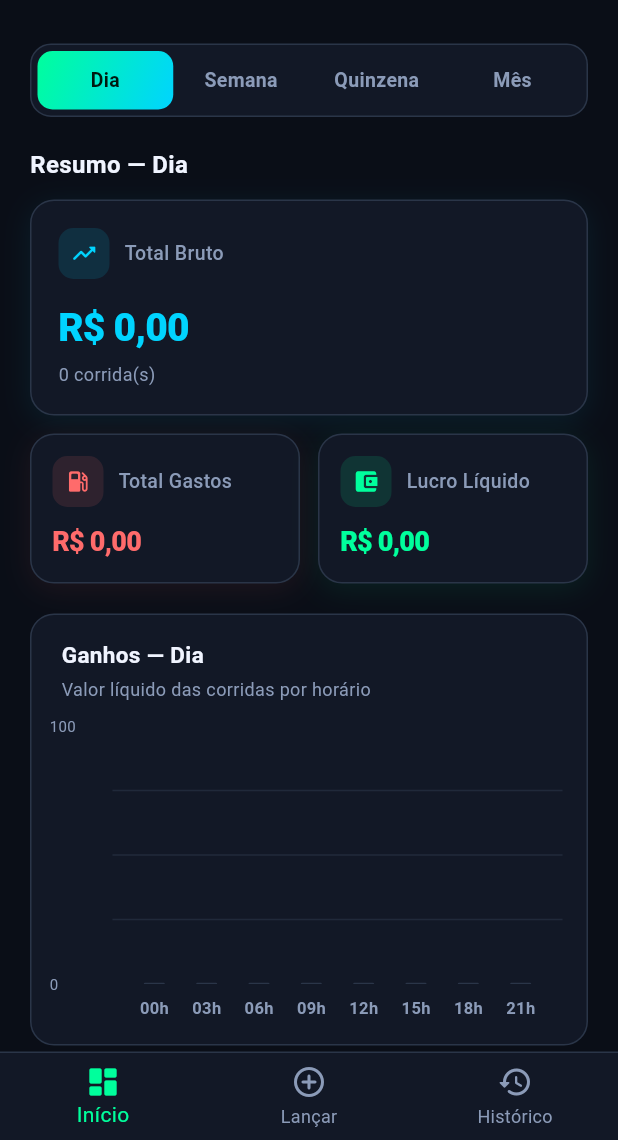
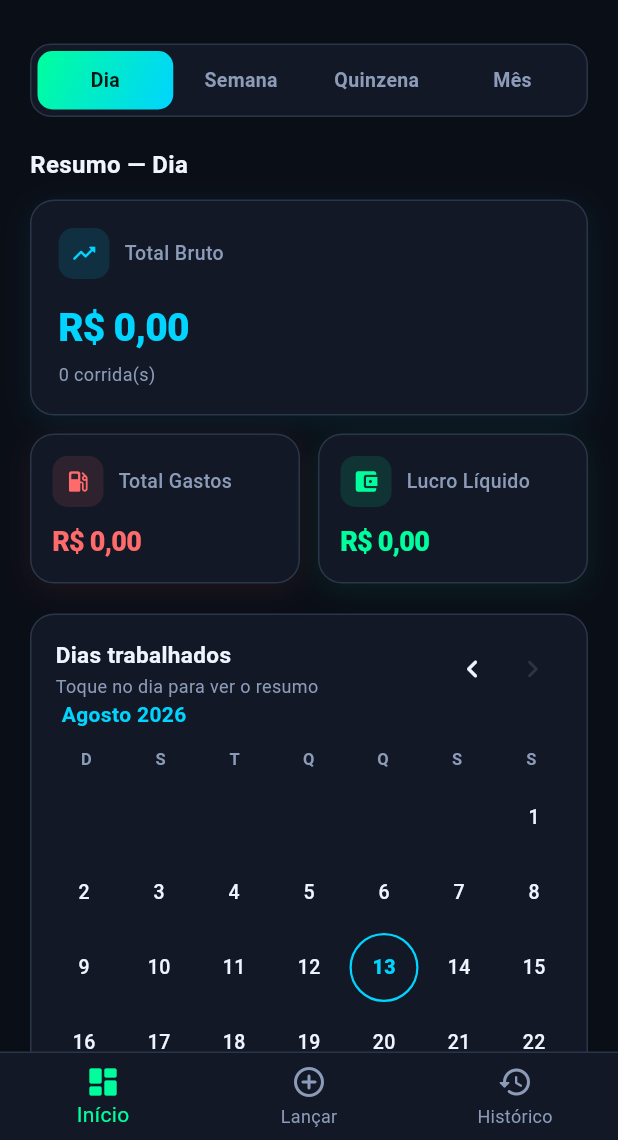
Before and after one commit to Werisu/GiroPix, a Flutter app: the screen it shows once a user with an empty profile is signed in, on a phone screen of 412 x 824 dp, the part 96-1236 px from its top. Run offline on Flutter 3.47's test engine with Material 3 defaults, Android fonts, the phone set to English and light mode, and no system bars; drawn by our look-alikes of fl_chart; our stand-ins replace audioplayers, file_picker, firebase_auth, firebase_core, google_sign_in, hive and 2 more; accounts and stored records are empty.

Commit message:
Add WorkedDaysCalendar widget and date helper functions
- Introduced `WorkedDaysCalendar` widget to display worked days in a calendar format on the dashboard.
- Added `inicioDoMes` and `intervaloMes` functions to assist with date calculations for the calendar.
- Implemented `offsetCalendarioDomingo` to align the first day of the month in the calendar grid.
- Updated `FinanceProvider` to include methods for retrieving worked days and summaries for specific days.
- Enhanced `DashboardScreen` to incorporate the new calendar widget for better user experience.

```diff
--- a/lib/core/utils/date_helpers.dart
+++ b/lib/core/utils/date_helpers.dart
@@ -60,6 +60,18 @@ List<DateTime> ultimosDias(int dias, {DateTime? ref}) {
 
 DateTime inicioDoDia(DateTime d) => DateTime(d.year, d.month, d.day);
 
+DateTime inicioDoMes(DateTime d) => DateTime(d.year, d.month, 1);
+
+/// Intervalo [inicio, fim) do mês civil de [mes].
+({DateTime inicio, DateTime fim}) intervaloMes(DateTime mes) {
+  final inicio = inicioDoMes(mes);
+  return (inicio: inicio, fim: DateTime(mes.year, mes.month + 1, 1));
+}
+
+/// Quantos dias vazios antes do dia 1 em uma grade que começa no domingo.
+int offsetCalendarioDomingo(DateTime primeiroDiaDoMes) =>
+    primeiroDiaDoMes.weekday % 7;
+
 /// Dias em [inicio, fim), do mais antigo ao mais recente.
 List<DateTime> diasNoIntervalo(DateTime inicio, DateTime fim) {
   final start = inicioDoDia(inicio);
--- a/lib/features/dashboard/dashboard_screen.dart
+++ b/lib/features/dashboard/dashboard_screen.dart
@@ -9,6 +9,7 @@ import '../backup/backup_screen.dart';
 import 'widgets/earnings_chart.dart';
 import 'widgets/period_filter.dart';
 import 'widgets/summary_cards.dart';
+import 'widgets/worked_days_calendar.dart';
 
 class DashboardScreen extends StatelessWidget {
   const DashboardScreen({super.key});
@@ -113,6 +114,8 @@ class DashboardScreen extends StatelessWidget {
                       const SizedBox(height: 12),
                       SummaryCards(resumo: resumo),
                       const SizedBox(height: 20),
+                      const WorkedDaysCalendar(),
+                      const SizedBox(height: 20),
                       EarningsChart(data: chartData, periodo: finance.periodo),
                       const SizedBox(height: 24),
                     ],
--- /dev/null
+++ b/lib/features/dashboard/widgets/worked_days_calendar.dart
@@ -0,0 +1,480 @@
+import 'package:flutter/material.dart';
+import 'package:intl/intl.dart';
+import 'package:provider/provider.dart';
+
+import '../../../core/theme/app_theme.dart';
+import '../../../core/utils/currency_formatter.dart';
+import '../../../core/utils/date_helpers.dart';
+import '../../../data/models/corrida.dart';
+import '../../../data/models/gasto.dart';
+import '../../../data/models/resumo_financeiro.dart';
+import '../../../providers/finance_provider.dart';
+
+const _weekdays = ['D', 'S', 'T', 'Q', 'Q', 'S', 'S'];
+
+class WorkedDaysCalendar extends StatefulWidget {
+  const WorkedDaysCalendar({super.key});
+
+  @override
+  State<WorkedDaysCalendar> createState() => _WorkedDaysCalendarState();
+}
+
+class _WorkedDaysCalendarState extends State<WorkedDaysCalendar> {
+  late DateTime _mes;
+
+  @override
+  void initState() {
+    super.initState();
+    final now = DateTime.now();
+    _mes = DateTime(now.year, now.month);
+  }
+
+  bool get _podeAvancar {
+    final agora = DateTime.now();
+    return _mes.year < agora.year ||
+        (_mes.year == agora.year && _mes.month < agora.month);
+  }
+
+  void _mesAnterior() {
+    setState(() => _mes = DateTime(_mes.year, _mes.month - 1));
+  }
+
+  void _mesSeguinte() {
+    if (!_podeAvancar) return;
+    setState(() => _mes = DateTime(_mes.year, _mes.month + 1));
+  }
+
+  String get _tituloMes {
+    final raw = DateFormat('MMMM yyyy', 'pt_BR').format(_mes);
+    return '${raw[0].toUpperCase()}${raw.substring(1)}';
+  }
+
+  @override
+  Widget build(BuildContext context) {
+    final finance = context.watch<FinanceProvider>();
+    final trabalhados = finance.diasTrabalhadosNoMes(_mes);
+    final hoje = inicioDoDia(DateTime.now());
+    final primeiro = inicioDoMes(_mes);
+    final diasNoMes = DateTime(_mes.year, _mes.month + 1, 0).day;
+    final leading = offsetCalendarioDomingo(primeiro);
+    final totalCelulas = ((leading + diasNoMes + 6) ~/ 7) * 7;
+
+    return Container(
+      width: double.infinity,
+      padding: const EdgeInsets.fromLTRB(12, 16, 12, 14),
+      decoration: BoxDecoration(
+        color: AppColors.surface,
+        borderRadius: BorderRadius.circular(16),
+        border: Border.all(color: AppColors.border),
+      ),
+      child: Column(
+        crossAxisAlignment: CrossAxisAlignment.start,
+        children: [
+          Padding(
+            padding: const EdgeInsets.symmetric(horizontal: 4),
+            child: Row(
+              children: [
+                const Expanded(
+                  child: Column(
+                    crossAxisAlignment: CrossAxisAlignment.start,
+                    children: [
+                      Text(
+                        'Dias trabalhados',
+                        style: TextStyle(
+                          color: AppColors.textPrimary,
+                          fontSize: 15,
+                          fontWeight: FontWeight.w700,
+                        ),
+                      ),
+                      SizedBox(height: 2),
+                      Text(
+                        'Toque no dia para ver o resumo',
+                        style: TextStyle(
+                          color: AppColors.textSecondary,
+                          fontSize: 12,
+                        ),
+                      ),
+                    ],
+                  ),
+                ),
+                IconButton(
+                  tooltip: 'Mês anterior',
+                  onPressed: _mesAnterior,
+                  visualDensity: VisualDensity.compact,
+                  icon: const Icon(
+                    Icons.chevron_left_rounded,
+                    color: AppColors.textPrimary,
+                  ),
+                ),
+                IconButton(
+                  tooltip: 'Próximo mês',
+                  onPressed: _podeAvancar ? _mesSeguinte : null,
+                  visualDensity: VisualDensity.compact,
+                  icon: Icon(
+                    Icons.chevron_right_rounded,
+                    color: _podeAvancar
+                        ? AppColors.textPrimary
+                        : AppColors.border,
+                  ),
+                ),
+              ],
+            ),
+          ),
+          Padding(
+            padding: const EdgeInsets.fromLTRB(8, 0, 8, 12),
+            child: Text(
+              _tituloMes,
+              style: const TextStyle(
+                color: AppColors.neonBlue,
+                fontSize: 14,
+                fontWeight: FontWeight.w700,
+              ),
+            ),
+          ),
+          Row(
+            children: [
+              for (final label in _weekdays)
+                Expanded(
+                  child: Text(
+                    label,
+                    textAlign: TextAlign.center,
+                    style: const TextStyle(
+                      color: AppColors.textSecondary,
+                      fontSize: 11,
+                      fontWeight: FontWeight.w700,
+                    ),
+                  ),
+                ),
+            ],
+          ),
+          const SizedBox(height: 8),
+          GridView.builder(
+            shrinkWrap: true,
+            physics: const NeverScrollableScrollPhysics(),
+            itemCount: totalCelulas,
+            gridDelegate: const SliverGridDelegateWithFixedCrossAxisCount(
+              crossAxisCount: 7,
+              mainAxisSpacing: 4,
+              crossAxisSpacing: 4,
+            ),
+            itemBuilder: (context, index) {
+              final diaNum = index - leading + 1;
+              if (diaNum < 1 || diaNum > diasNoMes) {
+                return const SizedBox.shrink();
+              }
+              final data = DateTime(_mes.year, _mes.month, diaNum);
+              final trabalhou = trabalhados.contains(data);
+              final ehHoje = data == hoje;
+              return _DayCell(
+                day: diaNum,
+                worked: trabalhou,
+                isToday: ehHoje,
+                onTap: () => _abrirResumoDoDia(context, finance, data),
+              );
+            },
+          ),
+          const SizedBox(height: 12),
+          Padding(
+            padding: const EdgeInsets.symmetric(horizontal: 8),
+            child: Row(
+              children: [
+                Container(
+                  width: 10,
+                  height: 10,
+                  decoration: const BoxDecoration(
+                    color: AppColors.neonGreen,
+                    shape: BoxShape.circle,
+                  ),
+                ),
+                const SizedBox(width: 8),
+                Text(
+                  trabalhados.isEmpty
+                      ? 'Nenhum dia trabalhado neste mês'
+                      : '${trabalhados.length} dia${trabalhados.length == 1 ? '' : 's'} '
+                          'trabalhado${trabalhados.length == 1 ? '' : 's'} neste mês',
+                  style: const TextStyle(
+                    color: AppColors.textSecondary,
+                    fontSize: 12,
+                  ),
+                ),
+              ],
+            ),
+          ),
+        ],
+      ),
+    );
+  }
+
+  Future<void> _abrirResumoDoDia(
+    BuildContext context,
+    FinanceProvider finance,
+    DateTime dia,
+  ) {
+    final resumo = finance.resumoDoDia(dia);
+    final corridas = finance.corridasDoDia(dia);
+    final gastos = finance.gastosDoDia(dia);
+
+    return showModalBottomSheet<void>(
+      context: context,
+      backgroundColor: AppColors.surface,
+      isScrollControlled: true,
+      shape: const RoundedRectangleBorder(
+        borderRadius: BorderRadius.vertical(top: Radius.circular(20)),
+      ),
+      builder: (ctx) => _DaySummarySheet(
+        dia: dia,
+        resumo: resumo,
+        corridas: corridas,
+        gastos: gastos,
+      ),
+    );
+  }
+}
+
+class _DayCell extends StatelessWidget {
+  const _DayCell({
+    required this.day,
+    required this.worked,
+    required this.isToday,
+    required this.onTap,
+  });
+
+  final int day;
+  final bool worked;
+  final bool isToday;
+  final VoidCallback onTap;
+
+  @override
+  Widget build(BuildContext context) {
+    return Material(
+      color: Colors.transparent,
+      child: InkWell(
+        onTap: onTap,
+        customBorder: const CircleBorder(),
+        child: AnimatedContainer(
+          duration: const Duration(milliseconds: 180),
+          decoration: BoxDecoration(
+            shape: BoxShape.circle,
+            color: worked
+                ? AppColors.neonGreen.withValues(alpha: 0.18)
+                : Colors.transparent,
+            border: isToday
+                ? Border.all(color: AppColors.neonBlue, width: 1.5)
+                : worked
+                    ? Border.all(
+                        color: AppColors.neonGreen.withValues(alpha: 0.5),
+                      )
+                    : null,
+          ),
+          alignment: Alignment.center,
+          child: Text(
+            '$day',
+            style: TextStyle(
+              fontSize: 13,
+              fontWeight: worked || isToday
+                  ? FontWeight.w800
+                  : FontWeight.w500,
+              color: worked
+                  ? AppColors.neonGreen
+                  : isToday
+                      ? AppColors.neonBlue
+                      : AppColors.textPrimary,
+            ),
+          ),
+        ),
+      ),
+    );
+  }
+}
+
+class _DaySummarySheet extends StatelessWidget {
+  const _DaySummarySheet({
+    required this.dia,
+    required this.resumo,
+    required this.corridas,
+    required this.gastos,
+  });
+
+  final DateTime dia;
+  final ResumoFinanceiro resumo;
+  final List<Corrida> corridas;
+  final List<Gasto> gastos;
+
+  @override
+  Widget build(BuildContext context) {
+    final titulo = DateFormat("EEEE, d 'de' MMMM", 'pt_BR').format(dia);
+    final tituloCap = '${titulo[0].toUpperCase()}${titulo.substring(1)}';
+    final vazio = corridas.isEmpty && gastos.isEmpty;
+
+    return SafeArea(
+      child: SingleChildScrollView(
+        padding: const EdgeInsets.fromLTRB(20, 12, 20, 24),
+        child: Column(
+          mainAxisSize: MainAxisSize.min,
+          crossAxisAlignment: CrossAxisAlignment.start,
+          children: [
+            Center(
+              child: Container(
+                width: 40,
+                height: 4,
+                decoration: BoxDecoration(
+                  color: AppColors.border,
+                  borderRadius: BorderRadius.circular(4),
+                ),
+              ),
+            ),
+            const SizedBox(height: 16),
+            Text(
+              tituloCap,
+              style: const TextStyle(
+                fontSize: 18,
+                fontWeight: FontWeight.w800,
+                color: AppColors.textPrimary,
+              ),
+            ),
+            const SizedBox(height: 16),
+            if (vazio)
+              const Padding(
+                padding: EdgeInsets.only(bottom: 8),
+                child: Text(
+                  'Nenhuma corrida nem gasto neste dia.',
+                  style: TextStyle(color: AppColors.textSecondary),
+                ),
+              )
+            else ...[
+              Row(
+                children: [
+                  Expanded(
+                    child: _MiniStat(
+                      label: 'Corridas',
+                      value: '${resumo.quantidadeCorridas}',
+                      color: AppColors.neonBlue,
+                    ),
+                  ),
+                  const SizedBox(width: 10),
+                  Expanded(
+                    child: _MiniStat(
+                      label: 'Líquido',
+                      value: formatBrl(resumo.totalLiquidoCorridas),
+                      color: AppColors.neonGreen,
+                    ),
+                  ),
+                  const SizedBox(width: 10),
+                  Expanded(
+                    child: _MiniStat(
+                      label: 'Lucro',
+                      value: formatBrl(resumo.lucroLiquidoReal),
+                      color: resumo.lucroLiquidoReal >= 0
+                          ? AppColors.profit
+                          : AppColors.danger,
+                    ),
+                  ),
+                ],
+              ),
+              if (gastos.isNotEmpty) ...[
+                const SizedBox(height: 10),
+                Text(
+                  'Gastos: ${formatBrl(resumo.totalGastos)}',
+                  style: const TextStyle(
+                    color: AppColors.expense,
+                    fontSize: 13,
+                    fontWeight: FontWeight.w600,
+                  ),
+                ),
+              ],
+              if (corridas.isNotEmpty) ...[
+                const SizedBox(height: 16),
+                const Text(
+                  'Corridas',
+                  style: TextStyle(
+                    fontWeight: FontWeight.w700,
+                    fontSize: 13,
+                    color: AppColors.textSecondary,
+                  ),
+                ),
+                const SizedBox(height: 8),
+                for (final c in corridas)
+                  Padding(
+                    padding: const EdgeInsets.only(bottom: 8),
+                    child: Row(
+                      children: [
+                        Text(
+                          DateFormat('HH:mm').format(c.dataHora),
+                          style: const TextStyle(
+                            color: AppColors.textSecondary,
+                            fontSize: 12,
+                            fontWeight: FontWeight.w600,
+                          ),
+                        ),
+                        const SizedBox(width: 10),
+                        Expanded(
+                          child: Text(
+                            '${c.plataforma == 'Uber' ? 'Maxim' : c.plataforma} · ${c.formaPagamento}',
+                            style: const TextStyle(fontSize: 13),
+                          ),
+                        ),
+                        Text(
+                          formatBrl(c.valorLiquido),
+                          style: const TextStyle(
+                            color: AppColors.neonGreen,
+                            fontWeight: FontWeight.w700,
+                            fontSize: 13,
+                          ),
+                        ),
+                      ],
+                    ),
+                  ),
+              ],
+            ],
+          ],
+        ),
+      ),
+    );
+  }
+}
+
+class _MiniStat extends StatelessWidget {
+  const _MiniStat({
+    required this.label,
+    required this.value,
+    required this.color,
+  });
+
+  final String label;
+  final String value;
+  final Color color;
+
+  @override
+  Widget build(BuildContext context) {
+    return Container(
+      padding: const EdgeInsets.symmetric(horizontal: 10, vertical: 12),
+      decoration: BoxDecoration(
+        color: AppColors.surfaceLight,
+        borderRadius: BorderRadius.circular(12),
+        border: Border.all(color: AppColors.border),
+      ),
+      child: Column(
+        children: [
+          Text(
+            label,
+            style: const TextStyle(
+              color: AppColors.textSecondary,
+              fontSize: 11,
+            ),
+          ),
+          const SizedBox(height: 4),
+          Text(
+            value,
+            maxLines: 1,
+            overflow: TextOverflow.ellipsis,
+            style: TextStyle(
+              color: color,
+              fontSize: 13,
+              fontWeight: FontWeight.w800,
+            ),
+          ),
+        ],
+      ),
+    );
+  }
+}
--- a/lib/providers/finance_provider.dart
+++ b/lib/providers/finance_provider.dart
@@ -170,13 +170,16 @@ class FinanceProvider extends ChangeNotifier {
   ResumoFinanceiro resumoDoPeriodo([PeriodoFiltro? periodo]) {
     final p = periodo ?? _periodo;
     final intervalo = intervaloPeriodo(p);
+    return resumoNoIntervalo(intervalo.inicio, intervalo.fim);
+  }
 
+  ResumoFinanceiro resumoNoIntervalo(DateTime inicio, DateTime fim) {
     final corridasPeriodo = _corridas.where(
-      (c) => estaNoIntervalo(c.dataHora, intervalo.inicio, intervalo.fim),
+      (c) => estaNoIntervalo(c.dataHora, inicio, fim),
     );
 
     final gastosPeriodo = _gastos.where(
-      (g) => estaNoIntervalo(g.data, intervalo.inicio, intervalo.fim),
+      (g) => estaNoIntervalo(g.data, inicio, fim),
     );
 
     double bruto = 0;
@@ -203,6 +206,41 @@ class FinanceProvider extends ChangeNotifier {
       totalGastos: totalGastos,
       quantidadeCorridas: qtd,
     );
+  }
+
+  ResumoFinanceiro resumoDoDia(DateTime dia) {
+    final inicio = inicioDoDia(dia);
+    return resumoNoIntervalo(inicio, inicio.add(const Duration(days: 1)));
+  }
+
+  /// Dias do mês com pelo menos uma corrida (dia trabalhado).
+  Set<DateTime> diasTrabalhadosNoMes(DateTime mes) {
+    final intervalo = intervaloMes(mes);
+    final dias = <DateTime>{};
+    for (final c in _corridas) {
+      if (estaNoIntervalo(c.dataHora, intervalo.inicio, intervalo.fim)) {
+        dias.add(inicioDoDia(c.dataHora));
+      }
+    }
+    return dias;
+  }
+
+  List<Corrida> corridasDoDia(DateTime dia) {
+    final inicio = inicioDoDia(dia);
+    final fim = inicio.add(const Duration(days: 1));
+    return _corridas
+        .where((c) => estaNoIntervalo(c.dataHora, inicio, fim))
+        .toList()
+      ..sort((a, b) => a.dataHora.compareTo(b.dataHora));
+  }
+
+  List<Gasto> gastosDoDia(DateTime dia) {
+    final inicio = inicioDoDia(dia);
+    final fim = inicio.add(const Duration(days: 1));
+    return _gastos
+        .where((g) => estaNoIntervalo(g.data, inicio, fim))
+        .toList()
+      ..sort((a, b) => a.data.compareTo(b.data));
   }
 
   /// Ganhos líquidos no período filtrado (índice 0 = mais antigo).
```
Also changed, not shown: 1 other file.
